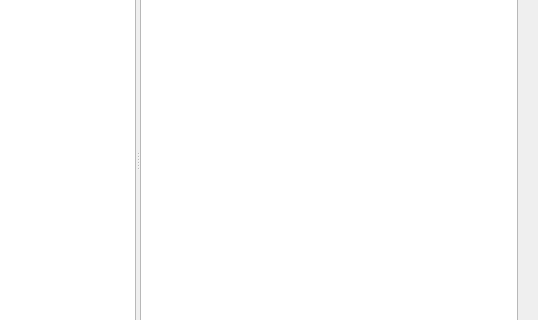
The window that src/Debug/HoleDebugPanel.ui (Masaki-Kano/OccQtCore) describes before a commit, drawn with Qt 5; both pictures show x 262 to 800 and y 186 to 506 of the 800 by 600 pixel window.
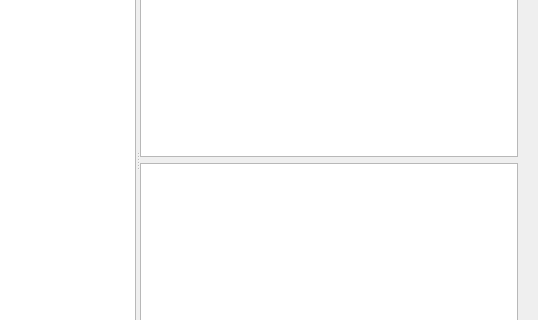
The same window after the commit.

Commit message: Refactor hole context trace debug model

Patch:
```diff
--- a/src/Debug/HoleDebugPanel.ui
+++ b/src/Debug/HoleDebugPanel.ui
@@ -74,9 +74,9 @@
    </item>
    <item>
     <widget class="QWidget" name="mainArea" native="true">
-     <layout class="QHBoxLayout" name="horizontalLayout_2">
+     <layout class="QVBoxLayout" name="verticalLayout_3">
       <item>
-       <widget class="QSplitter" name="splitterMain">
+       <widget class="QSplitter" name="splitter">
         <property name="orientation">
          <enum>Qt::Orientation::Horizontal</enum>
         </property>
@@ -87,10 +87,19 @@
           </property>
          </column>
         </widget>
+        <widget class="QWidget" name="">
+         <layout class="QVBoxLayout" name="detailInfoArea">
+          <item>
         <widget class="QPlainTextEdit" name="plainDetail">
          <property name="readOnly">
           <bool>true</bool>
          </property>
+           </widget>
+          </item>
+          <item>
+           <widget class="QPlainTextEdit" name="plainPickedGeometryDetail"/>
+          </item>
+         </layout>
         </widget>
        </widget>
       </item>
```
Lines whose indentation alone changed are shown as unchanged. The commit also changes 14 other files.
